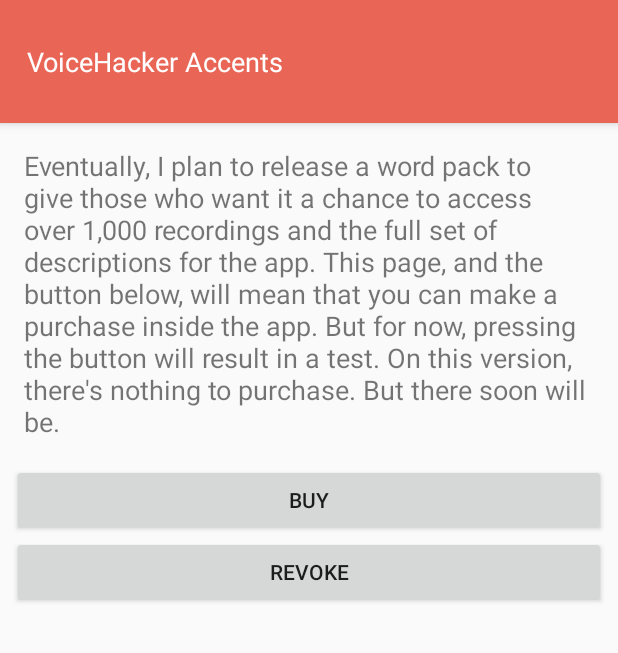
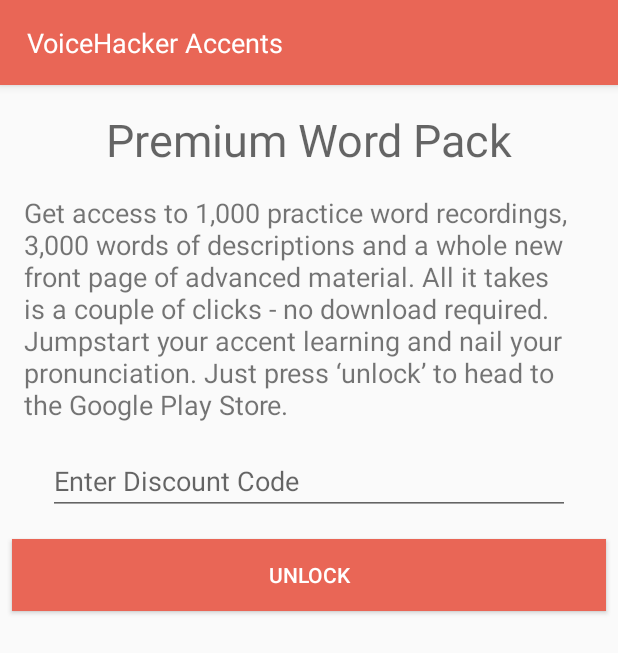
Before and after one commit to mattpocock/voicehacker-accents, an Android app: the InAppPurchase screen opened directly, with no data from a screen before it, on a phone screen of 412 x 824 dp. Shown: the top 653 px of the screen. Run offline under Robolectric (Android 15) with nearby library versions, the light colour scheme and no system bars; libraries missing offline, so code that uses them is left out: com.anjlab.android; 1 statement that could not run was skipped.

Commit message:
Alpha 0.22.5
Visual bug-fixing. Added an unlock code.

```diff
--- a/app/build.gradle
+++ b/app/build.gradle
@@ -7,8 +7,8 @@
         applicationId "uk.co.voicehacker.app.practicewords"
         minSdkVersion 15
         targetSdkVersion 25
-        versionCode 22
-        versionName "Alpha 0.24"
+        versionCode 23
+        versionName "Alpha 0.22.4"
         testInstrumentationRunner "android.support.test.runner.AndroidJUnitRunner"
     }
     buildTypes {
--- a/app/src/main/res/layout/in_app_purchase.xml
+++ b/app/src/main/res/layout/in_app_purchase.xml
@@ -1,12 +1,14 @@
 <?xml version="1.0" encoding="utf-8"?>
 <LinearLayout xmlns:android="http://schemas.android.com/apk/res/android"
-    android:orientation="vertical" android:layout_width="match_parent"
-    android:layout_height="match_parent">
+    xmlns:app="http://schemas.android.com/apk/res-auto"
+    android:layout_width="match_parent"
+    android:layout_height="match_parent"
+    android:orientation="vertical">
 
     <LinearLayout
         android:layout_width="match_parent"
-        android:layout_height="0dp"
-        android:layout_weight="0.1"
+        android:layout_height="wrap_content"
+        android:layout_weight="0"
         android:background="@color/colorPrimary"
         android:elevation="4dp"
         android:orientation="horizontal"
@@ -17,17 +19,41 @@
             android:layout_height="match_parent"
             android:layout_weight="1"
             android:gravity="center_vertical"
+            android:paddingBottom="16dp"
+            android:paddingTop="16dp"
             android:text="@string/app_name"
             android:textColor="@color/white"
             android:textSize="18dp" />
 
     </LinearLayout>
 
+    <ScrollView
+        android:layout_width="match_parent"
+        android:layout_height="0dp"
+        android:layout_weight="1"
+        android:fillViewport="true">
+
         <LinearLayout
             android:layout_width="match_parent"
-        android:layout_height="0sp"
-        android:layout_weight="0.9"
+            android:layout_height="wrap_content"
             android:orientation="vertical">
+
+            <TextView
+                android:id="@+id/textView11"
+                android:layout_width="match_parent"
+                android:layout_height="wrap_content"
+                android:layout_marginBottom="8dp"
+                android:layout_marginLeft="8dp"
+                android:layout_marginRight="8dp"
+                android:layout_marginTop="16dp"
+                android:gravity="center_horizontal"
+                android:text="Premium Word Pack"
+                android:textAppearance="@style/TextAppearance.AppCompat.Display1"
+                android:textSize="30sp"
+                app:layout_constraintHorizontal_bias="0.502"
+                app:layout_constraintLeft_toLeftOf="parent"
+                app:layout_constraintRight_toRightOf="parent"
+                app:layout_constraintTop_toBottomOf="@+id/textView2" />
 
             <TextView
                 android:id="@+id/textView8"
@@ -36,9 +62,28 @@
                 android:layout_marginBottom="16dp"
                 android:layout_marginLeft="16dp"
                 android:layout_marginRight="16dp"
-            android:layout_marginTop="16dp"
+                android:layout_marginTop="8dp"
                 android:text="@string/promotext"
                 android:textSize="18dp" />
+
+            <LinearLayout
+                android:focusable="true"
+                android:focusableInTouchMode="true"
+                android:layout_width="0px"
+                android:layout_height="0px"/>
+
+            <EditText
+                android:id="@+id/autotext"
+                android:layout_width="match_parent"
+                android:layout_height="wrap_content"
+                android:layout_marginBottom="16dp"
+                android:layout_marginLeft="32dp"
+                android:layout_marginRight="32dp"
+                android:ems="10"
+                android:hint="Enter Discount Code"
+                android:inputType="textNoSuggestions"
+                android:nextFocusLeft="@id/autotext"
+                android:nextFocusUp="@id/autotext" />
 
             <Button
                 android:id="@+id/purchasebtn"
@@ -46,15 +91,11 @@
                 android:layout_height="wrap_content"
                 android:layout_marginLeft="8dp"
                 android:layout_marginRight="8dp"
-            android:text="Buy" />
-
-        <Button
-            android:id="@+id/revokebtn"
-            android:layout_width="match_parent"
-            android:layout_height="wrap_content"
-            android:layout_marginLeft="8dp"
-            android:layout_marginRight="8dp"
-            android:text="Revoke" />
+                android:background="@drawable/background"
+                android:text="Unlock"
+                android:textColor="@color/white" />
 
         </LinearLayout>
+    </ScrollView>
+
 </LinearLayout>
--- a/app/src/main/res/values/strings.xml
+++ b/app/src/main/res/values/strings.xml
@@ -1,12 +1,15 @@
 <resources>
     <string name="app_name">VoiceHacker Accents</string>
+    <string name="app_name_free">VoiceHacker Accents (Free)</string>
+    <string name="app_name_pro">VoiceHacker Accents (Pro)</string>
     <string name="preference_file_key">app.voicehacker.co.uk.PREFERENCE_FILE_KEY</string>
     <string name="importedconsonantsstarred">app.voicehacker.co.uk.CONSONANTS_STARRED</string>
     <string name="importedvowelsstarred">app.voicehacker.co.uk.VOWELS_STARRED</string>
     <string name="purchased001">app.voicehacker.co.uk.PURCHASED_001</string>
     <string name="tutorialviewed">app.voicehacker.co.uk.TUTORIAL_VIEWED</string>
-    <string name="promotext">Eventually, I plan to release a word pack to give those who want it a chance to access over 1,000 recordings and the full set of descriptions for the app. This page, and the button below, will mean that you can make a purchase inside the app. But for now, pressing the button will result in a test. On this version, there\'s nothing to purchase. But there soon will be.</string>
-    <string name="promopreview">Get access to over 3,000 words of descriptions and 1,000 words of recordings by buying our premium package.</string>
+    <string name="promotext">Get access to 1,000 practice word recordings, 3,000 words of descriptions and a whole new front page of advanced material. All it takes is a couple of clicks - no download required. Jumpstart your accent learning and nail your pronunciation. Just press ‘unlock’ to head to the Google Play Store.</string>
+    <string name="promopreview">You\'ve found a premium feature! Get access to over 3,000 words of descriptions and 1,000 words of recordings by unlocking our premium package.</string>
+    <string name="discountcode001">ARTHURLESSAC01</string>
 
     <string name="key1">MIIBIjANBgkqhkiG9w0B</string>
     <string name="key2">AQEFAAOCAQ8AMIIBCgKCAQEAjbBugXuIHsnf</string>
```
Also changed, not shown: app/src/main/java/uk/co/voicehacker/app/practicewords/InAppPurchase.java (+27 -4 lines), app/src/main/java/uk/co/voicehacker/app/practicewords/MainActivity.java (+27 -3 lines), app/src/main/java/uk/co/voicehacker/app/practicewords/ShowWordsPager.java (+23 -4 lines), app/src/main/res/layout/activity_main.xml (+4 -3 lines), app/src/main/res/layout/promo_fragment.xml (+30 -11 lines). Lines whose indentation alone changed are shown as unchanged.
